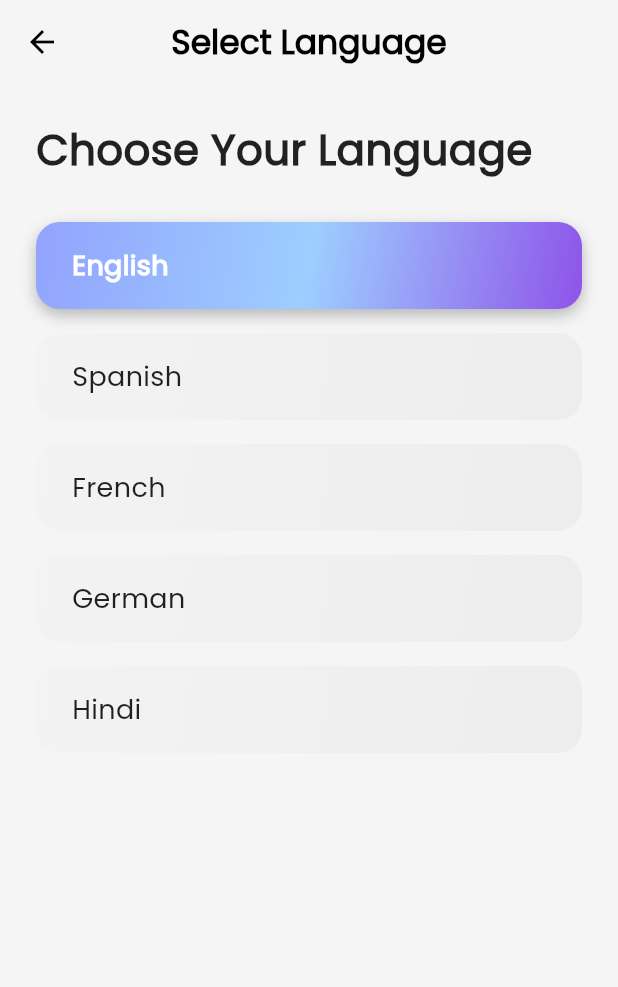
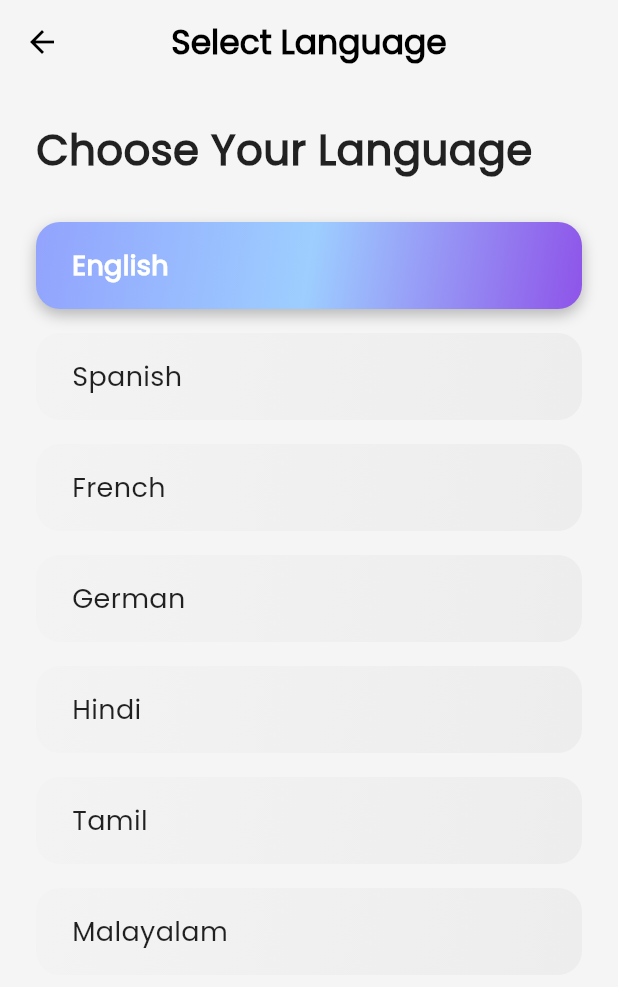
Before and after one commit to Liyo08/AlignMe, a Flutter app: the SettingsPage screen opened directly, after a tap on "Language", on a phone screen of 412 x 824 dp. Shown: the top 987 px of the screen. Run offline on Flutter 3.47's test engine with Material 3 defaults, Android fonts, the phone set to English and light mode, and no system bars; our stand-ins replace fl_chart, flutter_switch, font_awesome_flutter, shared_preferences; accounts and stored records are empty.

Commit message:
Language page made multilingual

```diff
--- a/lib/profile_page.dart
+++ b/lib/profile_page.dart
@@ -4,6 +4,8 @@ import 'main.dart';
 import 'package:fl_chart/fl_chart.dart';
 import 'notification_page.dart';
 import 'themeselection_page.dart';
+import 'package:shared_preferences/shared_preferences.dart'; // For persisting selected language
+
 
 class ProfilePage extends StatelessWidget {
   const ProfilePage({super.key});
@@ -1665,7 +1667,7 @@ class SettingsPage extends StatelessWidget {
               _sectionTitle("Preferences"),
               _settingsCard([
                 _buildSettingsTile(context, Icons.language, "Language",
-                    const LanguageSelectionPage()), // Updated
+                     LanguageSelectionPage()), // Updated
                 _divider(context),
                 _buildSettingsTile(
                     context,
@@ -1866,30 +1868,85 @@ class AboutUsPage extends StatelessWidget {
   }
 }
 
+
 class LanguageSelectionPage extends StatefulWidget {
-  const LanguageSelectionPage({super.key});
-
   @override
-  State<LanguageSelectionPage> createState() => _LanguageSelectionPageState();
+  _LanguageSelectionPageState createState() => _LanguageSelectionPageState();
 }
 
 class _LanguageSelectionPageState extends State<LanguageSelectionPage> {
-  String selectedLanguage = 'English';
-
-  final List<String> languages = [
-    'English',
-    'Spanish',
-    'French',
-    'German',
-    'Hindi',
+  String selectedLanguageCode = 'en'; // Default language code
+
+  final List<Map<String, String>> languages = [
+    {'name': 'English', 'code': 'en'},
+    {'name': 'Spanish', 'code': 'es'},
+    {'name': 'French', 'code': 'fr'},
+    {'name': 'German', 'code': 'de'},
+    {'name': 'Hindi', 'code': 'hi'},
+    {'name': 'Tamil', 'code': 'ta'},
+    {'name': 'Malayalam', 'code': 'ml'},
   ];
+
+  final Map<String, Map<String, String>> localizedStrings = {
+    'en': {
+      'app_bar_title': 'Select Language',
+      'choose_language': 'Choose Your Language',
+    },
+    'hi': {
+      'app_bar_title': 'भाषा चुनें',
+      'choose_language': 'अपनी भाषा चुनें',
+    },
+    'ta': {
+      'app_bar_title': 'மொழியை தேர்வு செய்க',
+      'choose_language': 'உங்கள் மொழியை தேர்ந்தெடுக்கவும்',
+    },
+    'ml': {
+      'app_bar_title': 'ഭാഷ തിരഞ്ഞെടുക്കുക',
+      'choose_language': 'നിങ്ങളുടെ ഭാഷ തിരഞ്ഞെടുക്കുക',
+    },  'es': {
+    'app_bar_title': 'Seleccionar idioma',
+    'choose_language': 'Elige tu idioma',
+  },
+  'de': {
+    'app_bar_title': 'Sprache auswählen',
+    'choose_language': 'Wählen Sie Ihre Sprache',
+  },
+  'fr': {
+    'app_bar_title': 'Sélectionner la langue',
+    'choose_language': 'Choisissez votre langue',
+  },
+    // Add more translations here as needed
+  };
+
+  @override
+  void initState() {
+    super.initState();
+    _loadSelectedLanguage();
+  }
+
+  Future<void> _loadSelectedLanguage() async {
+    SharedPreferences prefs = await SharedPreferences.getInstance();
+    setState(() {
+      selectedLanguageCode = prefs.getString('selected_language_code') ?? 'en';
+    });
+  }
+
+  Future<void> _saveSelectedLanguage(String code) async {
+    SharedPreferences prefs = await SharedPreferences.getInstance();
+    await prefs.setString('selected_language_code', code);
+  }
 
   @override
   Widget build(BuildContext context) {
+    final lang = selectedLanguageCode;
+
     return Scaffold(
       extendBodyBehindAppBar: true,
       appBar: AppBar(
-        title: const Text("Select Language",style: TextStyle(fontWeight:FontWeight.bold),),
+        title: Text(
+          localizedStrings[lang]?['app_bar_title'] ?? 'Select Language',
+          style: const TextStyle(fontWeight: FontWeight.bold),
+        ),
         centerTitle: true,
         backgroundColor: const Color.fromARGB(0, 0, 0, 0),
         elevation: 0,
@@ -1900,9 +1957,9 @@ class _LanguageSelectionPageState extends State<LanguageSelectionPage> {
           child: Column(
             crossAxisAlignment: CrossAxisAlignment.start,
             children: [
-              const Text(
-                "Choose Your Language",
-                style: TextStyle(
+              Text(
+                localizedStrings[lang]?['choose_language'] ?? 'Choose Your Language',
+                style: const TextStyle(
                   fontSize: 28,
                   fontWeight: FontWeight.bold,
                   color: Colors.black87,
@@ -1914,12 +1971,13 @@ class _LanguageSelectionPageState extends State<LanguageSelectionPage> {
                   itemCount: languages.length,
                   itemBuilder: (context, index) {
                     final language = languages[index];
-                    final isSelected = language == selectedLanguage;
+                    final isSelected = language['code'] == selectedLanguageCode;
 
                     return GestureDetector(
                       onTap: () {
                         setState(() {
-                          selectedLanguage = language;
+                          selectedLanguageCode = language['code']!;
+                          _saveSelectedLanguage(selectedLanguageCode);
                         });
                       },
                       child: Container(
@@ -1957,7 +2015,7 @@ class _LanguageSelectionPageState extends State<LanguageSelectionPage> {
                               : [],
                         ),
                         child: Text(
-                          language,
+                          language['name']!,
                           style: TextStyle(
                             fontSize: 18,
                             fontWeight:
--- a/pubspec.yaml
+++ b/pubspec.yaml
@@ -40,6 +40,7 @@ dependencies:
   flutter_switch: ^0.3.2
   font_awesome_flutter: ^10.7.0
   provider: ^6.0.5
+  shared_preferences: ^2.1.1
 
 dev_dependencies:
   flutter_test:
```
Also changed, not shown: pubspec.lock, 1 other file.
